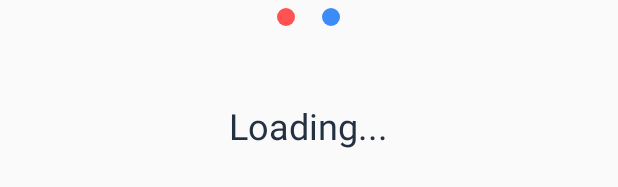
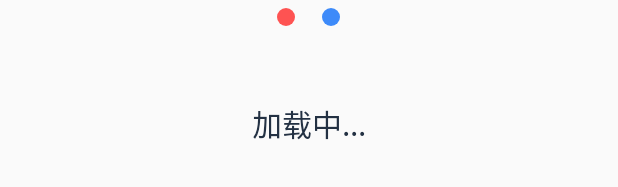
Before and after one commit to Innocence667/NetReading, an Android app: the layout loading_layout.xml on its own in the app's theme, with its tools: preview values and no code run, on a phone screen of 412 x 824 dp. Shown: the part 550-737 px from the top of the screen. Run offline under Robolectric (Android 15) with nearby library versions, the phone set to English and light mode, and no system bars.

```diff
--- a/app/src/main/java/com/ruiyi/netreading/adapter/ReviewAdatper.java
+++ b/app/src/main/java/com/ruiyi/netreading/adapter/ReviewAdatper.java
@@ -57,7 +57,7 @@ public class ReviewAdatper extends BaseAdapter {
         }
 
         holder.number.setText(dataBeans.get(position).getTestCode());
-        holder.time.setText(dataBeans.get(position).getTime().split("T")[0]);
+        holder.time.setText(dataBeans.get(position).getTime().split("T")[1].split("\\.")[0]);
         String[] split = String.valueOf(dataBeans.get(position).getScore()).split("\\.");
         if (split != null && split.length > 0) {
             if ("0".equals(split[1])) {
@@ -85,4 +85,8 @@ public class ReviewAdatper extends BaseAdapter {
             flag = view.findViewById(R.id.flag);
         }
     }
+
+    public void updateDatas(List<ReviewStudentsResponse.DataBean> dataBeanList) {
+        this.dataBeans = dataBeanList;
+    }
 }
--- a/app/src/main/res/layout/loading_layout.xml
+++ b/app/src/main/res/layout/loading_layout.xml
@@ -38,9 +38,9 @@
         android:layout_width="wrap_content"
         android:layout_height="wrap_content"
         android:layout_marginTop="40dp"
-        android:text="Loading..."
+        android:text="加载中..."
         android:textColor="#233143"
-        android:textSize="24sp" />
+        android:textSize="20sp" />
   </LinearLayout>
 
   <ImageView
```
Also changed, not shown: app/src/main/java/com/ruiyi/netreading/activity/MarkingActivity.java (+24 -5 lines).
